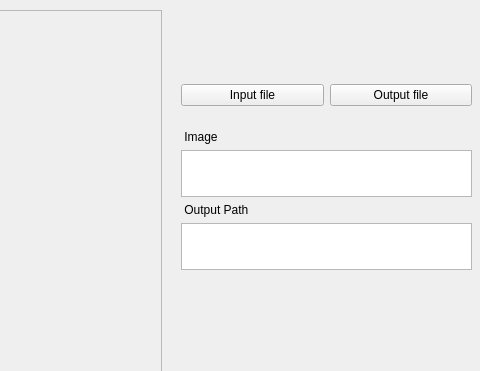
The window that gui_test.ui (AngusG/truth-and-crop) describes before a commit, drawn with Qt 5; both pictures show x 729 to 1209 and y 0 to 371 of the 1209 by 923 pixel window.
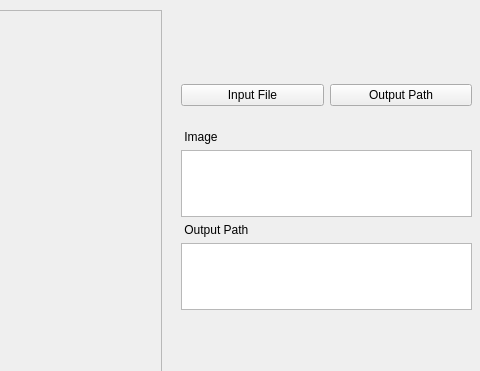
The same window after the commit.

Commit message: Populate input/output text fields

Patch:
```diff
--- a/gui_test.ui
+++ b/gui_test.ui
@@ -250,7 +250,7 @@
       <x>910</x>
       <y>130</y>
       <width>291</width>
-      <height>141</height>
+      <height>181</height>
      </rect>
     </property>
     <layout class="QVBoxLayout" name="verticalLayout_3">
@@ -319,14 +319,14 @@
      <item>
       <widget class="QPushButton" name="inFile">
        <property name="text">
-        <string>Input file</string>
+        <string>Input File</string>
        </property>
       </widget>
      </item>
      <item>
       <widget class="QPushButton" name="outFile">
        <property name="text">
-        <string>Output file</string>
+        <string>Output Path</string>
        </property>
       </widget>
      </item>
```
The commit also changes 2 other files.
